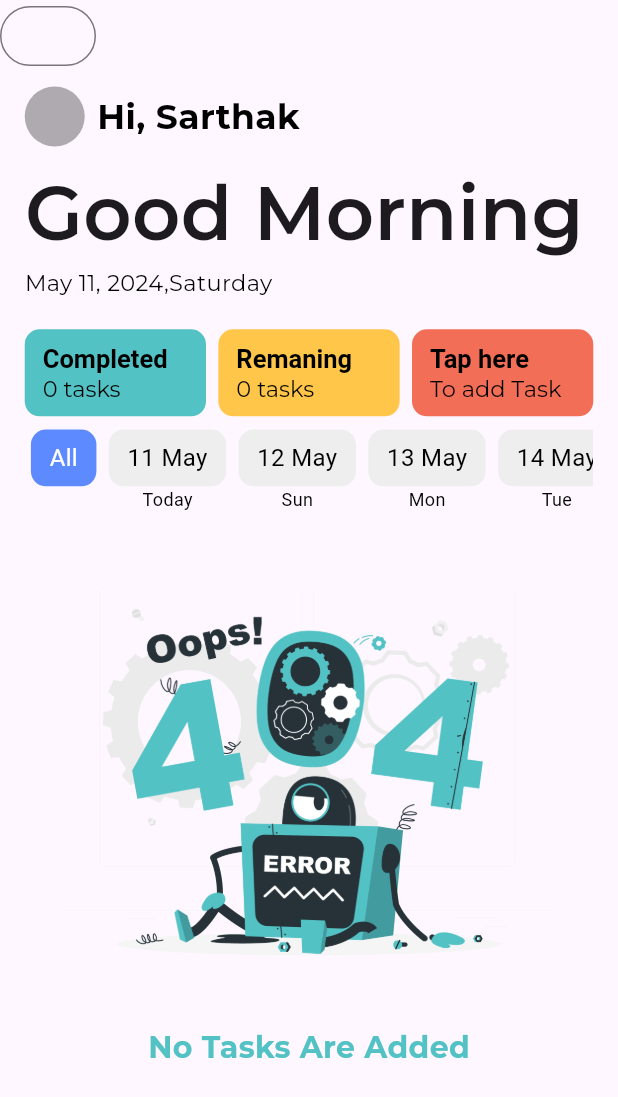
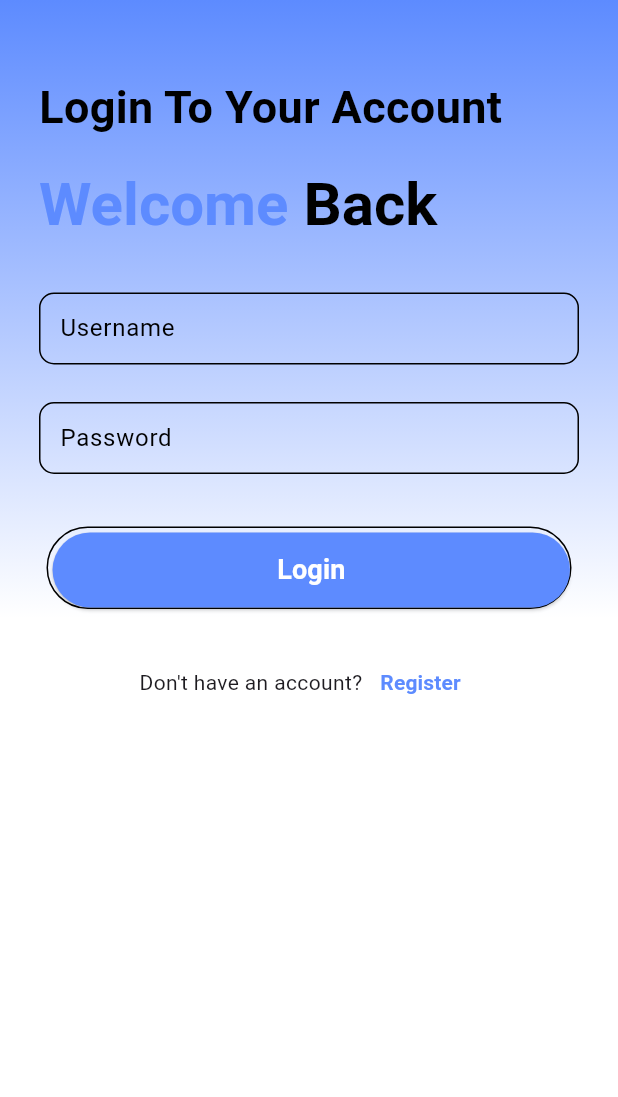
Before and after one commit to sarthak-burmi/Task_Tracker, a Flutter app: the screen it shows after launch, on a phone screen of 412 x 824 dp. Shown: the top 1097 px of the screen. Run offline on Flutter 3.47's test engine with Material 3 defaults, Android fonts, the phone set to English and light mode, and no system bars; our stand-ins replace animate_do, flutter_styled_toast, get, google_fonts, hive; accounts and stored records are empty; Roboto replaces fonts that are missing (Kanit).

Commit message:
Login & SignUp Page

```diff
--- a/lib/main.dart
+++ b/lib/main.dart
@@ -6,6 +6,8 @@ import 'package:path_provider/path_provider.dart' as path_provider;
 import 'package:task_tracker_assignment/constant/task_controller.dart';
 import 'package:task_tracker_assignment/model/task_adapter.dart';
 import 'package:task_tracker_assignment/model/task_model.dart';
+import 'package:task_tracker_assignment/screens/Authentication/login_screen.dart';
+import 'package:task_tracker_assignment/screens/Authentication/sign_up.dart';
 import 'package:task_tracker_assignment/screens/home_screen.dart';
 
 void main() async {
@@ -29,7 +31,12 @@ class TaskTracker extends StatelessWidget {
       theme: ThemeData(
         useMaterial3: true,
       ),
-      home: TaskScreen(),
+      initialRoute: '/login',
+      routes: {
+        '/home': (context) => TaskScreen(),
+        '/login': (context) => const LoginScreen(),
+        '/signup': (context) => const SignUpScreen()
+      },
     );
   }
 }
--- /dev/null
+++ b/lib/screens/Authentication/login_screen.dart
@@ -0,0 +1,181 @@
+import 'package:flutter/material.dart';
+import 'package:google_fonts/google_fonts.dart';
+import 'package:task_tracker_assignment/constant/colors.dart';
+import 'package:task_tracker_assignment/screens/Authentication/sign_up.dart';
+
+class LoginScreen extends StatefulWidget {
+  const LoginScreen({super.key});
+
+  @override
+  State<LoginScreen> createState() => _LoginScreenState();
+}
+
+class _LoginScreenState extends State<LoginScreen> {
+  @override
+  Widget build(BuildContext context) {
+    return Scaffold(
+      body: Container(
+        decoration: const BoxDecoration(
+          gradient: LinearGradient(
+            begin: Alignment.topCenter,
+            end: Alignment.bottomCenter,
+            colors: [
+              mainColor,
+              Colors.white,
+            ],
+            stops: [0.0, 0.5],
+          ),
+        ),
+        child: Padding(
+          padding: const EdgeInsets.fromLTRB(26, 50, 26, 0),
+          child: Column(
+            children: [
+              Column(
+                crossAxisAlignment: CrossAxisAlignment.start,
+                children: [
+                  // const Image(
+                  //   image: AssetImage("assets/images/Login-rafiki.png"),
+                  //   width: 600,
+                  //   height: 350,
+                  // ),
+                  Text(
+                    "Login To Your Account",
+                    style: GoogleFonts.kanit(
+                      fontWeight: FontWeight.bold,
+                      fontSize: 30,
+                      color: Colors.black,
+                    ),
+                  ),
+                  const SizedBox(height: 20),
+                  RichText(
+                    text: TextSpan(
+                      style: const TextStyle(
+                        color: Colors.black,
+                        fontSize: 24,
+                      ),
+                      children: [
+                        TextSpan(
+                          text: 'Welcome',
+                          style: GoogleFonts.kanit(
+                            fontWeight: FontWeight.bold,
+                            fontSize: 40,
+                            color: mainColor,
+                          ),
+                        ),
+                        TextSpan(
+                          text: ' Back',
+                          style: GoogleFonts.kanit(
+                            fontWeight: FontWeight.bold,
+                            fontSize: 40,
+                            color: Colors.black,
+                          ),
+                        ),
+                      ],
+                    ),
+                  ),
+                  const SizedBox(height: 30),
+                  makeInput(label: 'Username'),
+                  const SizedBox(height: 10),
+                  makeInput(label: 'Password'),
+                  const SizedBox(height: 25),
+                  Row(
+                    mainAxisAlignment: MainAxisAlignment.center,
+                    children: [
+                      Container(
+                        width: 350,
+                        height: 55,
+                        padding: const EdgeInsets.only(top: 3, left: 3),
+                        decoration: BoxDecoration(
+                            borderRadius: BorderRadius.circular(50),
+                            border: const Border(
+                              bottom: BorderSide(color: Colors.black),
+                              top: BorderSide(color: Colors.black),
+                              left: BorderSide(color: Colors.black),
+                              right: BorderSide(color: Colors.black),
+                            )),
+                        child: ElevatedButton(
+                          style: ElevatedButton.styleFrom(
+                            backgroundColor: mainColor,
+                            shape: RoundedRectangleBorder(
+                              borderRadius: BorderRadius.circular(50),
+                            ),
+                          ),
+                          onPressed: () {},
+                          child: Text(
+                            "Login",
+                            style: GoogleFonts.kanit(
+                              fontWeight: FontWeight.bold,
+                              fontSize: 18,
+                              color: Colors.white,
+                            ),
+                          ),
+                        ),
+                      )
+                    ],
+                  ),
+                  const SizedBox(height: 25),
+                  Row(
+                    mainAxisAlignment: MainAxisAlignment.center,
+                    children: <Widget>[
+                      const Text("Don't have an account?"),
+                      TextButton(
+                        onPressed: () {
+                          Navigator.of(context).push(MaterialPageRoute(
+                              builder: (context) => SignUpScreen()));
+                        },
+                        child: const Text(
+                          "Register",
+                          style: TextStyle(
+                              fontWeight: FontWeight.w600,
+                              fontSize: 14,
+                              color: mainColor),
+                        ),
+                      ),
+                    ],
+                  ),
+                ],
+              ),
+            ],
+          ),
+        ),
+      ),
+    );
+  }
+}
+
+Widget makeInput({label, obscureText = false}) {
+  return Column(
+    crossAxisAlignment: CrossAxisAlignment.start,
+    children: <Widget>[
+      const SizedBox(
+        height: 5,
+      ),
+      TextFormField(
+        obscureText: obscureText,
+        decoration: InputDecoration(
+          labelText: label,
+          labelStyle: const TextStyle(color: Colors.black),
+          contentPadding:
+              const EdgeInsets.symmetric(vertical: 0, horizontal: 10),
+          enabledBorder: OutlineInputBorder(
+            borderRadius: BorderRadius.circular(10),
+            borderSide: const BorderSide(
+              color: Colors.black,
+            ),
+          ),
+          focusColor: mainColor,
+          focusedBorder: OutlineInputBorder(
+            borderRadius: BorderRadius.circular(10),
+            borderSide: const BorderSide(
+              color: mainColor,
+              width: 2,
+            ),
+          ),
+        ),
+      ),
+      const SizedBox(
+        height: 10,
+      ),
+    ],
+  );
+}
```
Also changed, not shown: lib/screens/Authentication/sign_up.dart (added, +173 -0 lines).
